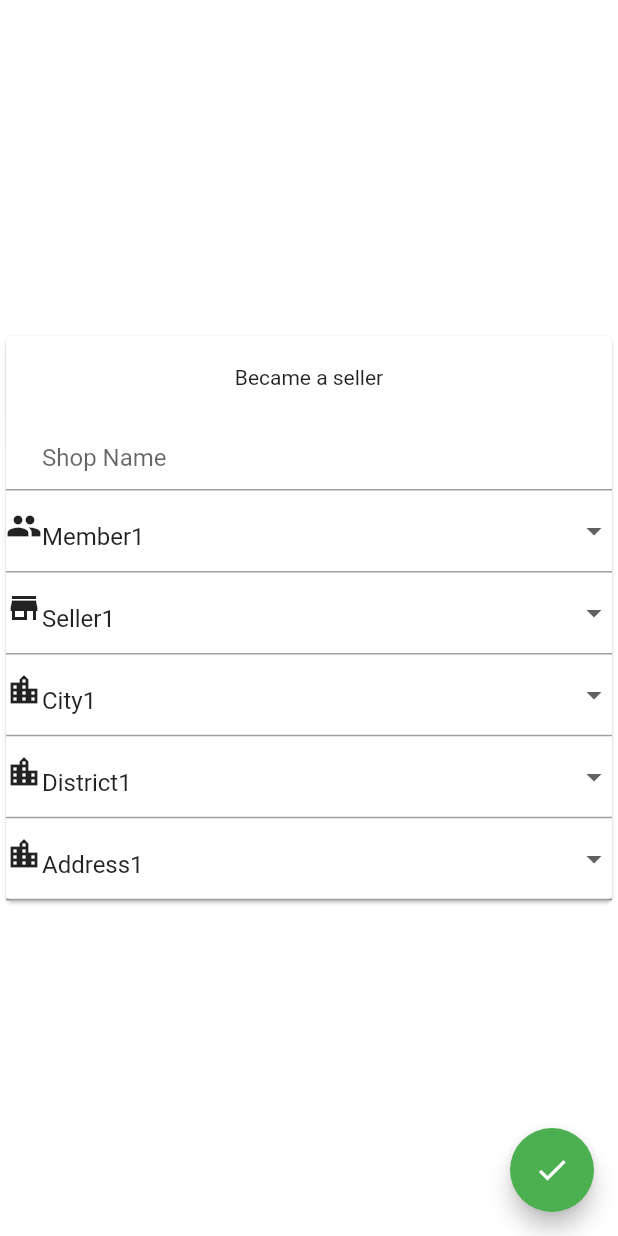
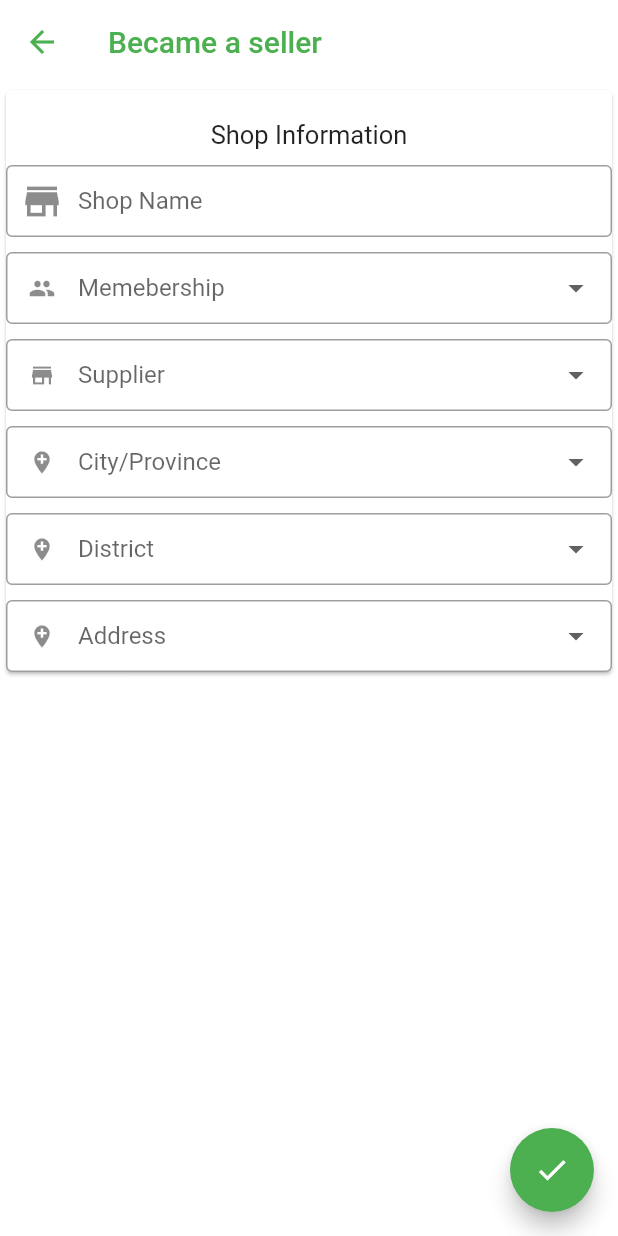
Before and after one commit to KhunSovannary/kasemall, a Flutter app: the Seller screen opened directly, on a phone screen of 412 x 824 dp. Run offline on Flutter 3.47's test engine with Material 2 defaults, Android fonts, the phone set to English and light mode, and no system bars; our stand-ins replace get, shared_preferences, sms_autofill; accounts and stored records are empty.

Commit message:
seller form

```diff
--- a/lib/account/seller_screen.dart
+++ b/lib/account/seller_screen.dart
@@ -14,38 +14,60 @@ class Seller extends StatefulWidget {
 
 class _SellerState extends State<Seller> {
   TextEditingController _shopname = new TextEditingController();
-  String _membership = "Member1";
-  String _supplier = "Seller1";
-  String _cityprovince = "City1";
-  String _district = "District1";
-  String _address = "Address1";
+  String _membership;
+  String _supplier;
+  String _cityprovince;
+  String _district;
+  String _address;
 
   void dropChange(String vaL) {}
   @override
   Widget build(BuildContext context) {
     return Scaffold(
-      body: Center(
-        child: SingleChildScrollView(
-            child: Card(
+      appBar: AppBar(
+        backgroundColor: Colors.white,
+        elevation: 0,
+        title: Text("${widget.title}",
+            style: TextStyle(fontSize: 20, color: Colors.green)),
+        leading: BackButton(
+          color: Colors.green,
+        ),
+      ),
+      body: SingleChildScrollView(
+        child: Card(
+          borderOnForeground: true,
           child: Column(
               mainAxisAlignment: MainAxisAlignment.center,
               crossAxisAlignment: CrossAxisAlignment.center,
               children: <Widget>[
+                SizedBox(height: 20),
+                Text("Shop Information",
+                    style: TextStyle(
+                      fontSize: 17,
+                    )),
+                SizedBox(height: 10),
                 //Image(image: AssetImage("lib/assets/logo1.jpg")),
-                SizedBox(height: 20),
-                Text("${widget.title}"),
-                SizedBox(height: 15),
                 TextFormField(
                   decoration: InputDecoration(
-                    prefix: Icon(Icons.storefront),
+                    border: OutlineInputBorder(),
+
                     hintText: "Shop Name",
+                    prefixIcon: Icon(Icons.store, size: 30),
+                    isDense: true, // Added this
+                    contentPadding: EdgeInsets.all(10),
                   ),
                   controller: _shopname,
                 ),
+                SizedBox(height: 10),
                 DropdownButtonFormField(
+                  hint: Text("Memebership"),
                   onChanged: dropChange,
                   decoration: InputDecoration(
-                      prefix: Icon(Icons.people), hintText: "Memebership"),
+                    border: OutlineInputBorder(),
+                    prefixIcon: Icon(Icons.people),
+                    isDense: true, // Added this
+                    contentPadding: EdgeInsets.all(10),
+                  ),
                   value: _membership,
                   items: <String>['Member1', 'Member2']
                       .map<DropdownMenuItem<String>>((String value) {
@@ -55,10 +77,16 @@ class _SellerState extends State<Seller> {
                     );
                   }).toList(),
                 ),
+                SizedBox(height: 10),
                 DropdownButtonFormField(
+                  hint: Text("Supplier"),
                   onChanged: dropChange,
                   decoration: InputDecoration(
-                      prefix: Icon(Icons.store), hintText: "Supplier"),
+                    border: OutlineInputBorder(),
+                    prefixIcon: Icon(Icons.store), //hintText: "Supplier",
+                    isDense: true, // Added this
+                    contentPadding: EdgeInsets.all(10),
+                  ),
                   value: _supplier,
                   items: <String>['Seller1', 'Seller2']
                       .map<DropdownMenuItem<String>>((String value) {
@@ -68,11 +96,17 @@ class _SellerState extends State<Seller> {
                     );
                   }).toList(),
                 ),
+                SizedBox(height: 10),
                 DropdownButtonFormField(
+                  hint: Text("City/Province"),
                   onChanged: dropChange,
                   decoration: InputDecoration(
-                      prefix: Icon(Icons.location_city),
-                      hintText: "City/Province"),
+                    border: OutlineInputBorder(),
+                    prefixIcon: Icon(Icons.add_location),
+                    //hintText: "City/Province",
+                    isDense: true, // Added this
+                    contentPadding: EdgeInsets.all(10),
+                  ),
                   value: _cityprovince,
                   items: <String>['City1', 'City2']
                       .map<DropdownMenuItem<String>>((String value) {
@@ -82,10 +116,17 @@ class _SellerState extends State<Seller> {
                     );
                   }).toList(),
                 ),
+                SizedBox(height: 10),
                 DropdownButtonFormField(
+                  hint: Text("District"),
                   onChanged: dropChange,
                   decoration: InputDecoration(
-                      prefix: Icon(Icons.location_city), hintText: "District"),
+                    border: OutlineInputBorder(),
+                    prefixIcon:
+                        Icon(Icons.add_location), // hintText: "District",
+                    isDense: true, // Added this
+                    contentPadding: EdgeInsets.all(10),
+                  ),
                   value: _district,
                   items: <String>['District1', 'District2']
                       .map<DropdownMenuItem<String>>((String value) {
@@ -95,10 +136,17 @@ class _SellerState extends State<Seller> {
                     );
                   }).toList(),
                 ),
-                 DropdownButtonFormField(
+                SizedBox(height: 10),
+                DropdownButtonFormField(
+                  hint: Text("Address"),
                   onChanged: dropChange,
                   decoration: InputDecoration(
-                      prefix: Icon(Icons.location_city), hintText: "Address"),
+                    border: OutlineInputBorder(),
+                    prefixIcon:
+                        Icon(Icons.add_location), // hintText: "Address",
+                    isDense: true, // Added this
+                    contentPadding: EdgeInsets.all(10),
+                  ),
                   value: _address,
                   items: <String>['Address1', 'Address2']
                       .map<DropdownMenuItem<String>>((String value) {
@@ -127,14 +175,14 @@ class _SellerState extends State<Seller> {
                   controller: _address,
                 ),*/
               ]),
-        )),
+        ),
       ),
       backgroundColor: Colors.white,
       floatingActionButton: FloatingActionButton(
         onPressed: () {
           print("Done");
           // Navigator.push(context, MaterialPageRoute(builder: (context) => Login()));
-          Get.back();
+          Get.to(() => Shop());
         },
         child: const Icon(Icons.check),
         backgroundColor: Colors.green,
```
